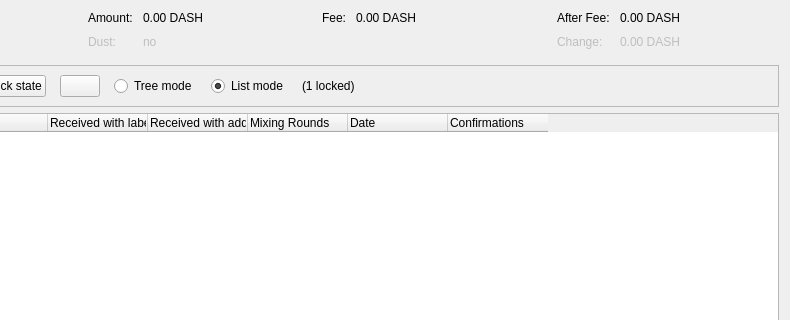
Qt form src/qt/forms/coincontroldialog.ui (Qebit/dash) before a commit; both pictures show x 164 to 954 and y 0 to 320 of the 954 by 500 pixel window.
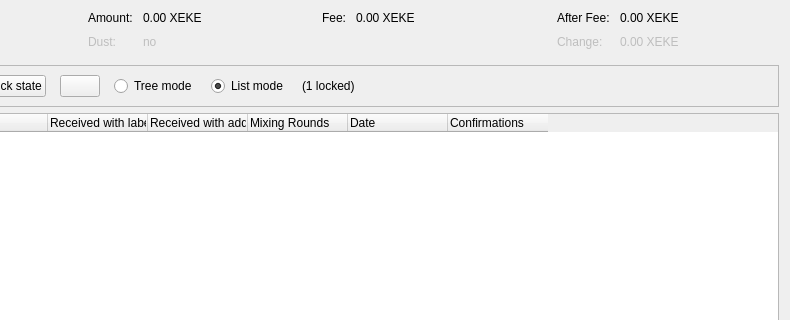
The same form after that commit. Custom widgets are drawn as their Qt base class.

Commit message: Rename Dash to Xeke

```diff
--- a/src/qt/forms/coincontroldialog.ui
+++ b/src/qt/forms/coincontroldialog.ui
@@ -114,7 +114,7 @@
           <enum>Qt::ActionsContextMenu</enum>
          </property>
          <property name="text">
-          <string notr="true">0.00 DASH</string>
+          <string notr="true">0.00 XEKE</string>
          </property>
          <property name="textInteractionFlags">
           <set>Qt::LinksAccessibleByMouse|Qt::TextSelectableByKeyboard|Qt::TextSelectableByMouse</set>
@@ -182,7 +182,7 @@
           <enum>Qt::ActionsContextMenu</enum>
          </property>
          <property name="text">
-          <string notr="true">0.00 DASH</string>
+          <string notr="true">0.00 XEKE</string>
          </property>
          <property name="textInteractionFlags">
           <set>Qt::LinksAccessibleByMouse|Qt::TextSelectableByKeyboard|Qt::TextSelectableByMouse</set>
@@ -221,7 +221,7 @@
           <enum>Qt::ActionsContextMenu</enum>
          </property>
          <property name="text">
-          <string notr="true">0.00 DASH</string>
+          <string notr="true">0.00 XEKE</string>
          </property>
          <property name="textInteractionFlags">
           <set>Qt::LinksAccessibleByMouse|Qt::TextSelectableByKeyboard|Qt::TextSelectableByMouse</set>
@@ -250,7 +250,7 @@
           <enum>Qt::ActionsContextMenu</enum>
          </property>
          <property name="text">
-          <string notr="true">0.00 DASH</string>
+          <string notr="true">0.00 XEKE</string>
          </property>
          <property name="textInteractionFlags">
           <set>Qt::LinksAccessibleByMouse|Qt::TextSelectableByKeyboard|Qt::TextSelectableByMouse</set>
```
The commit also changes 229 other files.
